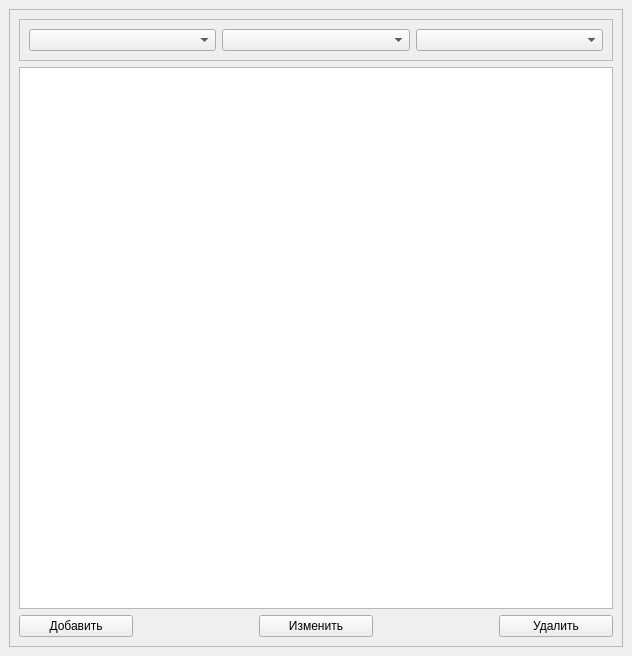
alekskositsyn/StatStrel, file mainwindow_ui.ui: the form before one commit.
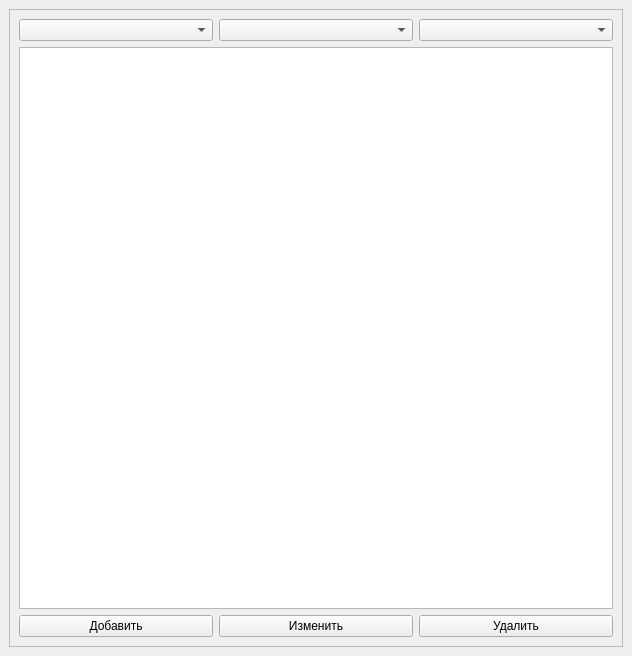
The form after the commit.

Commit message: change listItems to QTableView

```diff
--- a/mainwindow_ui.ui
+++ b/mainwindow_ui.ui
@@ -24,8 +24,12 @@
        <enum>QFrame::Raised</enum>
       </property>
       <layout class="QGridLayout" name="gridLayout">
-       <item row="1" column="0" colspan="5">
-        <widget class="QListWidget" name="list_table"/>
+       <item row="2" column="1">
+        <widget class="QPushButton" name="btn_update">
+         <property name="text">
+          <string>Изменить</string>
+         </property>
+        </widget>
        </item>
        <item row="2" column="0">
         <widget class="QPushButton" name="btn_add">
@@ -34,40 +38,24 @@
          </property>
         </widget>
        </item>
-       <item row="2" column="4">
+       <item row="0" column="1">
+        <widget class="QComboBox" name="cmb_exercise"/>
+       </item>
+       <item row="0" column="2">
+        <widget class="QComboBox" name="cmb_division"/>
+       </item>
+       <item row="2" column="2">
         <widget class="QPushButton" name="btn_delete">
          <property name="text">
           <string>Удалить</string>
          </property>
         </widget>
        </item>
-       <item row="2" column="2">
-        <widget class="QPushButton" name="btn_update">
-         <property name="text">
-          <string>Изменить</string>
-         </property>
-        </widget>
+       <item row="0" column="0">
+        <widget class="QComboBox" name="cmb_degree"/>
        </item>
-       <item row="0" column="0" colspan="5">
-        <widget class="QFrame" name="frame_2">
-         <property name="frameShape">
-          <enum>QFrame::StyledPanel</enum>
-         </property>
-         <property name="frameShadow">
-          <enum>QFrame::Raised</enum>
-         </property>
-         <layout class="QHBoxLayout" name="horizontalLayout_2">
-          <item>
-           <widget class="QComboBox" name="cmb_division"/>
-          </item>
-          <item>
-           <widget class="QComboBox" name="cmb_exercise"/>
-          </item>
-          <item>
-           <widget class="QComboBox" name="cmb_degree"/>
-          </item>
-         </layout>
-        </widget>
+       <item row="1" column="0" colspan="3">
+        <widget class="QTableView" name="tblItems"/>
        </item>
       </layout>
      </widget>
```
The commit also changes 3 other files.
